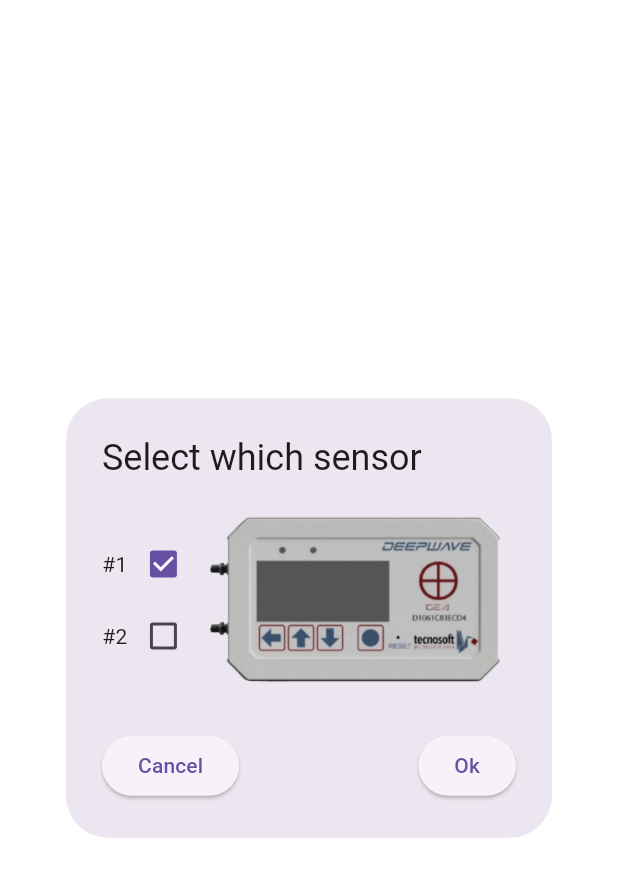
After one commit to tanjuha/flutterLoRaWAN, a Flutter app: the Sensors screen opened by its route, on a phone screen of 412 x 824 dp. The commit adds this screen. Shown: the top 877 px of the screen. Run offline on Flutter 3.47's test engine with Material 3 defaults, Android fonts, the phone set to English and light mode, and no system bars.

Commit message:
create modal with select sensor

```diff
--- a/lib/main.dart
+++ b/lib/main.dart
@@ -1,5 +1,6 @@
 import 'package:flutter/material.dart';
 import 'package:flutter_lo_ra_wan/pages/initial.dart';
+import 'package:flutter_lo_ra_wan/pages/sensors.dart';
 
 
 void main() {
@@ -10,6 +11,7 @@
     initialRoute: '/',
     routes: {
       '/': (context) => const Initial(),
+      '/sensors': (context) => const Sensors()
     },
   ));
 }
--- a/lib/pages/autoListInstruments.dart
+++ b/lib/pages/autoListInstruments.dart
@@ -26,7 +26,7 @@
 class _AutoListInstrumentsState extends State<AutoListInstruments> {
 
   Future<List<Item>> loadJsonData() async {
-    String jsonString = await rootBundle.loadString('assets/list.json');
+    String jsonString = await rootBundle.loadString('assets/data/list.json');
     List<dynamic> jsonList = json.decode(jsonString);
 
     return jsonList.map((item) => Item.fromJson(item)).toList();
--- a/lib/pages/initial.dart
+++ b/lib/pages/initial.dart
@@ -1,5 +1,6 @@
 import 'package:flutter/material.dart';
 import 'package:flutter_lo_ra_wan/pages/listInstruments.dart';
+import 'package:flutter_lo_ra_wan/pages/sensors.dart';
 
 class Initial extends StatelessWidget {
   const Initial({super.key});
@@ -35,6 +36,13 @@
                             ElevatedButton(
                                 onPressed: () {
                                   Navigator.of(context).pop();
+
+                                  showDialog(
+                                      context: context,
+                                      builder: (BuildContext context) {
+                                        return const Sensors();
+                                      }
+                                  );
                                 },
                                 child: const Text('Ok')
                             ),
--- /dev/null
+++ b/lib/pages/sensors.dart
@@ -0,0 +1,85 @@
+import 'package:flutter/material.dart';
+
+class Sensors extends StatefulWidget {
+  const Sensors({super.key});
+
+  @override
+  State<Sensors> createState() => _SensorsState();
+}
+
+class _SensorsState extends State<Sensors> {
+
+  bool sensorValue1 = true;
+  bool sensorValue2 = false;
+
+  @override
+  Widget build(BuildContext context) {
+    return AlertDialog(
+      title: const Text('Select which sensor'),
+      content: Row(
+        children: [
+         Column(
+           mainAxisSize: MainAxisSize.min,
+           children: [
+             Row(
+               children: [
+                 const Text('#1'),
+                 Checkbox(
+                   value: sensorValue1,
+                   onChanged: (value) {
+                     setState(() {
+                       sensorValue1 = value!;
+                     });
+                   },
+                 ),
+               ],
+             ),
+             Row(
+               children: [
+                 const Text('#2'),
+                 Checkbox(
+                   value: sensorValue2,
+                   onChanged: (value) {
+                     setState(() {
+                       sensorValue2 = value!;
+                     });
+                   },
+                 ),
+               ],
+             )
+           ],
+         ),
+          const Column(
+            mainAxisSize: MainAxisSize.min,
+            children: [
+              Image(
+                image: AssetImage('assets/images/instrument.png'),
+                fit: BoxFit.contain,
+                height: 125.0,
+              ),
+            ],
+          ),
+        ],
+      ),
+      actions: [
+        Row(
+          mainAxisAlignment: MainAxisAlignment.spaceBetween,
+          children: [
+            ElevatedButton(
+                onPressed: () {
+                  Navigator.of(context).pop();
+                },
+                child: const Text('Cancel')
+            ),
+            ElevatedButton(
+                onPressed: () {
+                  Navigator.of(context).pop();
+                },
+                child: const Text('Ok')
+            ),
+          ],
+        )
+      ],
+    );
+  }
+}
--- a/pubspec.yaml
+++ b/pubspec.yaml
@@ -60,7 +60,8 @@
 
   # To add assets to your application, add an assets section, like this:
   assets:
-      - assets/list.json
+      - assets/data/list.json
+      - assets/images/instrument.png
   #   - images/a_dot_burr.jpeg
   #   - images/a_dot_ham.jpeg
 
```
Also changed, not shown: assets/data/list.json (renamed from assets/list.json), assets/images/instrument.png (added).
